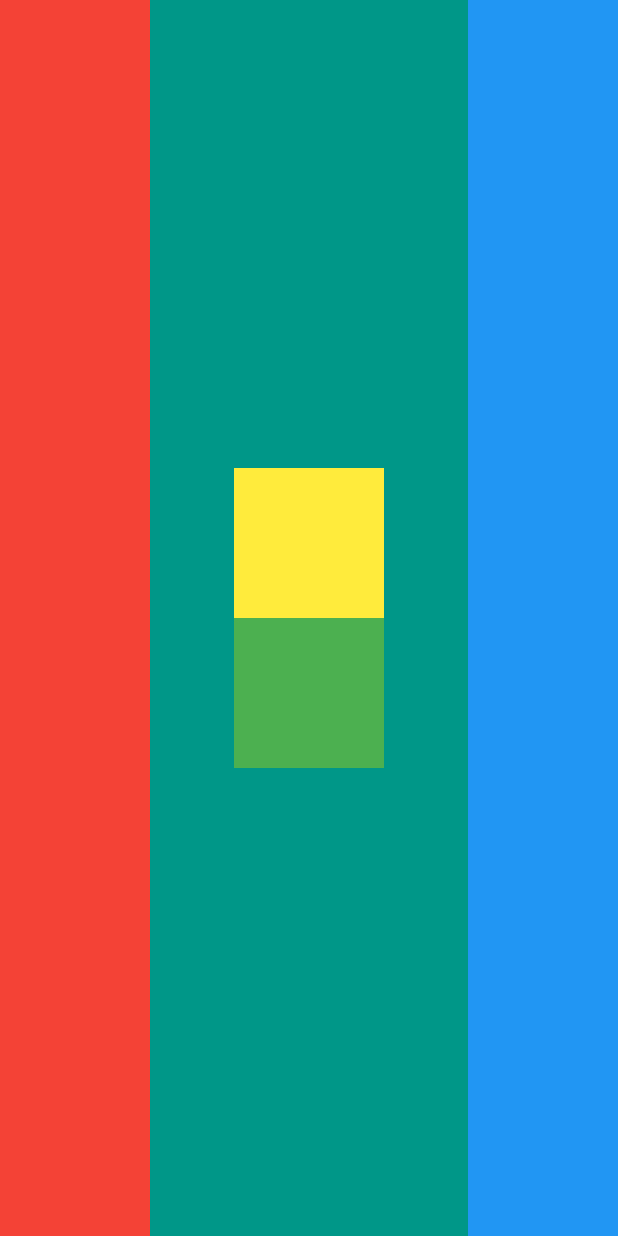
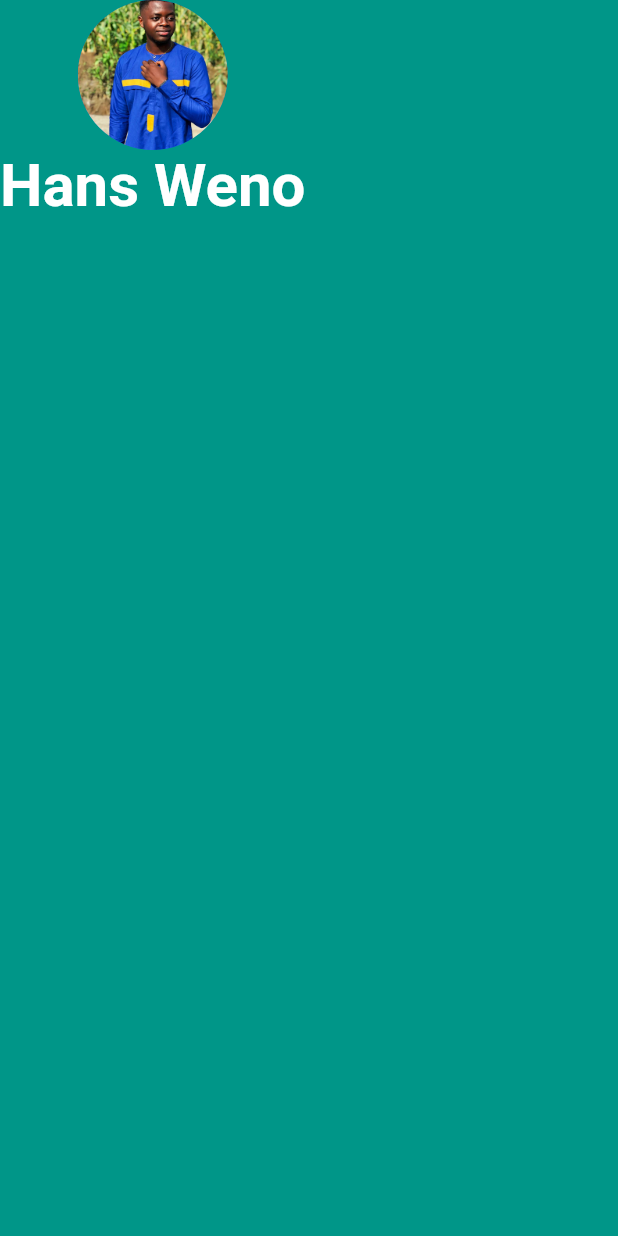
Before and after one commit to FreshhDevv/mi_card, a Flutter app: the screen it shows after launch, on a phone screen of 412 x 824 dp. Run offline on Flutter 3.47's test engine with Material 2 defaults, Android fonts, the phone set to English and light mode, and no system bars.

Commit message:
Circula profile picture and name

```diff
--- a/lib/main.dart
+++ b/lib/main.dart
@@ -13,35 +13,20 @@ class MyApp extends StatelessWidget {
       home: Scaffold(
         backgroundColor: Colors.teal,
         body: SafeArea(
-          child: Row(
-            mainAxisAlignment: MainAxisAlignment.spaceBetween,
-            crossAxisAlignment: CrossAxisAlignment.stretch,
-            children: [
-              Container(
-                height: 100.0,
-                width: 100.0,
-                color: Colors.red,
+          child: Column(
+            children: const [
+              CircleAvatar(
+                radius: 50.0,
+                backgroundImage: AssetImage('images/me.jpeg'),
               ),
-              Column(
-                mainAxisAlignment: MainAxisAlignment.center,
-                children: [
-                  Container(
-                    height: 100.0,
-                    width: 100.0,
-                    color: Colors.yellow,
-                  ),
-                  Container(
-                    height: 100.0,
-                    width: 100.0,
-                    color: Colors.green,
-                  ),
-                ],
-              ),
-              Container(
-                height: 100.0,
-                width: 100.0,
-                color: Colors.blue,
-              ),
+              Text(
+                'Hans Weno',
+                style: TextStyle(
+                  fontSize: 40.0,
+                  color: Colors.white,
+                  fontWeight: FontWeight.bold,
+                ),
+              )
             ],
           ),
         ),
```
Also changed, not shown: pubspec.yaml (+8 -62 lines), images/me.jpeg (added).
